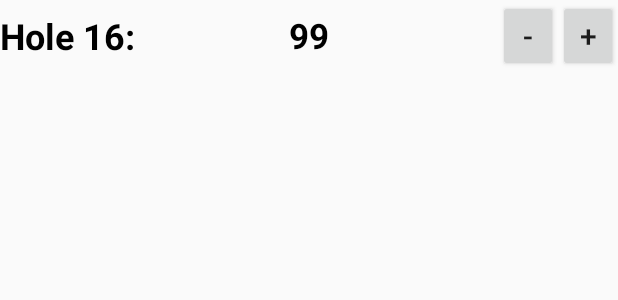
After one commit to EricDw/SharedPreferencesCourse, an Android app: the layout list_item_layout_golf.xml on its own in the app's theme, with its tools: preview values and no code run, on a phone screen of 412 x 824 dp. The commit adds this screen. Shown: the top 300 px of the screen. Run offline under Robolectric (Android 15) with nearby library versions, the phone set to English and light mode, and no system bars.

Commit message:
Added a recyclerView and a layout file for the items in the layout.

```diff
--- a/app/src/main/AndroidManifest.xml
+++ b/app/src/main/AndroidManifest.xml
@@ -8,7 +8,7 @@
         android:label="@string/app_name"
         android:supportsRtl="true"
         android:theme="@style/AppTheme.NoActionBar">
-        <activity android:name=".Main2Activity">
+        <activity android:name=".ui.Main2Activity">
             <intent-filter>
                 <action android:name="android.intent.action.MAIN"/>
 
--- a/app/src/main/java/com/publicmethod/eric/sharedpreferencescourse/Main2Activity.java
+++ b/app/src/main/java/com/publicmethod/eric/sharedpreferencescourse/ui/Main2Activity.java
@@ -1,4 +1,4 @@
-package com.publicmethod.eric.sharedpreferencescourse;
+package com.publicmethod.eric.sharedpreferencescourse.ui;
 
 import android.content.SharedPreferences;
 import android.os.Bundle;
@@ -11,6 +11,8 @@ import android.view.MenuInflater;
 import android.view.MenuItem;
 import android.view.View;
 import android.widget.EditText;
+
+import com.publicmethod.eric.sharedpreferencescourse.R;
 
 public class Main2Activity extends AppCompatActivity {
 
--- a/app/src/main/res/layout/activity_main2.xml
+++ b/app/src/main/res/layout/activity_main2.xml
@@ -6,7 +6,7 @@
     android:layout_width="match_parent"
     android:layout_height="match_parent"
     android:fitsSystemWindows="true"
-    tools:context="com.publicmethod.eric.sharedpreferencescourse.Main2Activity">
+    tools:context=".ui.Main2Activity">
 
     <android.support.design.widget.AppBarLayout
         android:layout_width="match_parent"
--- a/app/src/main/res/layout/content_main2.xml
+++ b/app/src/main/res/layout/content_main2.xml
@@ -10,7 +10,7 @@
     android:paddingRight="@dimen/activity_horizontal_margin"
     android:paddingTop="@dimen/activity_vertical_margin"
     app:layout_behavior="@string/appbar_scrolling_view_behavior"
-    tools:context="com.publicmethod.eric.sharedpreferencescourse.Main2Activity"
+    tools:context=".ui.Main2Activity"
     tools:showIn="@layout/activity_main2">
 
     <EditText
--- /dev/null
+++ b/app/src/main/res/layout/list_item_layout_golf.xml
@@ -0,0 +1,52 @@
+<?xml version="1.0" encoding="utf-8"?>
+<RelativeLayout xmlns:android="http://schemas.android.com/apk/res/android"
+                xmlns:tools="http://schemas.android.com/tools"
+                android:layout_width="match_parent"
+                android:layout_height="wrap_content">
+
+
+    <TextView
+        android:id="@+id/textView_hole_number"
+        android:layout_width="wrap_content"
+        android:layout_height="wrap_content"
+        android:layout_alignParentStart="true"
+        android:layout_centerVertical="true"
+        android:textSize="24sp"
+        android:textStyle="bold"
+        android:textColor="@android:color/black"
+        tools:text="Hole 16:"/>
+
+    <TextView
+        android:id="@+id/textView_score"
+        android:layout_width="wrap_content"
+        android:layout_height="wrap_content"
+        android:layout_centerInParent="true"
+        android:layout_centerVertical="true"
+        android:gravity="center_horizontal"
+        android:textStyle="bold"
+        android:textSize="23sp"
+        android:textColor="@android:color/black"
+        tools:text="99"/>
+
+
+    <Button
+        android:id="@+id/button_minus"
+        android:layout_width="40dp"
+        android:layout_height="wrap_content"
+        android:layout_toStartOf="@+id/button_add"
+        android:layout_centerVertical="true"
+        android:text="@string/button_text_minus"
+        android:textSize="20sp"/>
+
+    <Button
+        android:id="@+id/button_add"
+        android:layout_width="40dp"
+        android:layout_height="wrap_content"
+        android:layout_alignParentEnd="true"
+        android:layout_centerVertical="true"
+        android:gravity="center"
+        android:text="@string/button_text_add"
+        android:textSize="20sp"/>
+
+
+</RelativeLayout>
--- a/app/src/main/res/values/strings.xml
+++ b/app/src/main/res/values/strings.xml
@@ -2,4 +2,6 @@
     <string name="app_name">SPC</string>
     <string name="title_activity_main2">Main2Activity</string>
     <string name="reset_preferences">Reset Preferences</string>
+    <string name="button_text_minus">-</string>
+    <string name="button_text_add">+</string>
 </resources>
```
Also changed, not shown: app/src/main/java/com/publicmethod/eric/sharedpreferencescourse/adapters/ScoreCardAdapter.java (added, +61 -0 lines).
